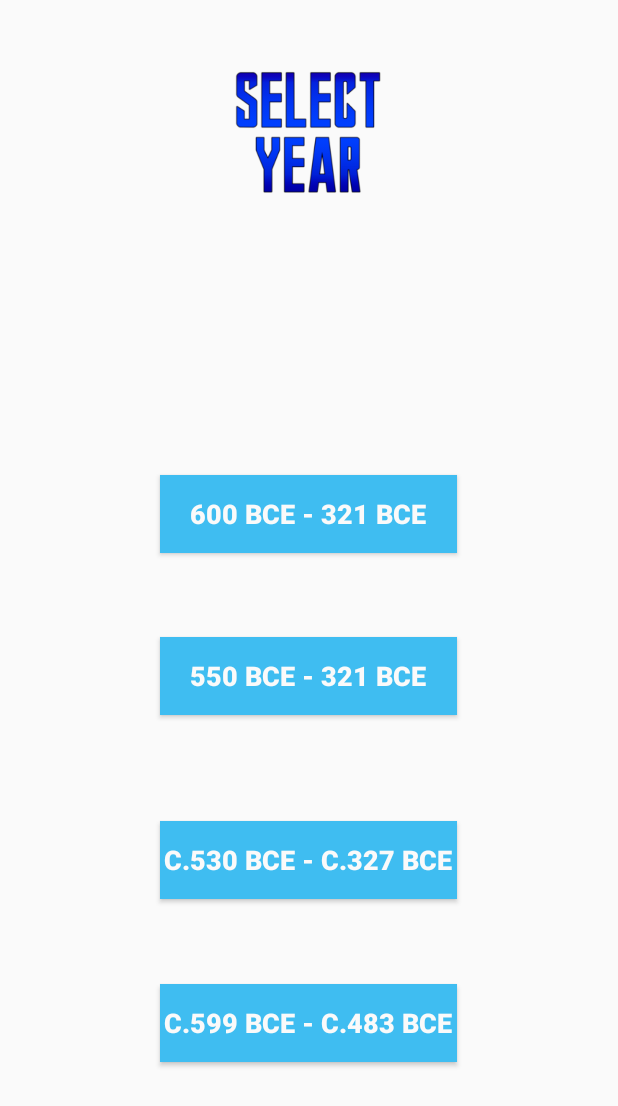
After one commit to tasnimul2/HistoryQuiz, an Android app: the Game2Page2 screen opened directly, with no data from a screen before it, on a phone screen of 412 x 824 dp. The commit adds this screen. Shown: the top 1106 px of the screen. Run offline under Robolectric (Android 15) with nearby library versions, the phone set to English and light mode, and no system bars.

Commit message:
second activity for game two added- year selection + event adder

```diff
--- a/app/src/main/AndroidManifest.xml
+++ b/app/src/main/AndroidManifest.xml
@@ -9,7 +9,8 @@
         android:roundIcon="@mipmap/ic_launcher_round"
         android:supportsRtl="true"
         android:theme="@style/AppTheme">
-        <activity android:name=".Timeline"></activity>
+        <activity android:name=".Game2Page2"></activity>
+        <activity android:name=".Timeline" />
         <activity android:name=".MainActivity">
             <intent-filter>
                 <action android:name="android.intent.action.MAIN" />
--- /dev/null
+++ b/app/src/main/java/com/example/historyquiz/Game2Page2.java
@@ -0,0 +1,186 @@
+package com.example.historyquiz;
+
+import androidx.appcompat.app.AppCompatActivity;
+
+import android.os.Bundle;
+import android.util.Log;
+import android.view.View;
+import android.widget.Button;
+import android.widget.ImageView;
+import android.widget.TextView;
+
+import java.lang.reflect.Array;
+import java.util.ArrayList;
+
+public class Game2Page2 extends AppCompatActivity {
+
+    MainActivity mainActivity = new MainActivity();
+    private Button sixHundredBTN,fiveFiftyBTN,fiveThrityBTN,fiveNintynineBTN,addToTimelineBTN,skipToNextBTN;
+    private ImageView topImageView;
+    private static ArrayList<String> game2Events = new ArrayList<>();
+    private static int elementCounter = 0;
+    private TextView eventShowerTV;
+    private boolean gameOver = false;
+
+
+    //******************************************************************************************************//
+    //                                           GETTERS / SETTERS                                          //
+    //******************************************************************************************************//
+
+    public ArrayList getGame2Events(){
+        return game2Events;
+    }
+
+
+    //******************************************************************************************************//
+    //                        METHODS FOR COMPUTATIONS/ OTHER TASKS (Helper Methods )                       //
+    //******************************************************************************************************//
+
+    public void addAllEvents(){
+        Game2 game2 = new Game2();
+        for(int i = 0; i< 4; i++){
+            game2Events.add(game2.date1(i));
+            game2Events.add(game2.date2(i));
+            game2Events.add(game2.date3(i));
+            game2Events.add(game2.date4(i));
+        }
+    }
+
+    public void loadNextEvent(int elementCounter, ArrayList eventsArray){
+        if (elementCounter == eventsArray.size()) {
+            eventShowerTV.setText("All Events Shown");
+            gameOver = true;
+        } else {
+            eventShowerTV.setText(""+eventsArray.get(elementCounter));
+        }
+    }
+
+
+
+
+
+
+    //*******************************************************************************************************//
+    //                                      METHODS FOR VIEW VISIBILITY                                      //
+    //******************************************************************************************************//
+
+    public void page1visibility(boolean visible){
+
+        if(visible) {
+            sixHundredBTN.setVisibility(View.VISIBLE);
+            fiveFiftyBTN.setVisibility(View.VISIBLE);
+            fiveThrityBTN.setVisibility(View.VISIBLE);
+            fiveNintynineBTN.setVisibility(View.VISIBLE);
+            topImageView.setImageResource(R.drawable.selectyear);
+
+            sixHundredBTN.setEnabled(true);
+            fiveFiftyBTN.setEnabled(true);
+            fiveThrityBTN.setEnabled(true);
+            fiveNintynineBTN.setEnabled(true);
+
+        }
+
+        if(!visible){
+            sixHundredBTN.setVisibility(View.INVISIBLE);
+            fiveFiftyBTN.setVisibility(View.INVISIBLE);
+            fiveThrityBTN.setVisibility(View.INVISIBLE);
+            fiveNintynineBTN.setVisibility(View.INVISIBLE);
+
+            sixHundredBTN.setEnabled(false);
+            fiveFiftyBTN.setEnabled(false);
+            fiveThrityBTN.setEnabled(false);
+            fiveNintynineBTN.setEnabled(false);
+        }
+    }
+
+    public void page2visibility(boolean visible){
+        if(visible){
+            topImageView.setImageResource(R.drawable.doesthisbelonginthetimeline);
+            addToTimelineBTN.setAlpha(1);
+            skipToNextBTN.setAlpha(1);
+            addToTimelineBTN.setVisibility(View.VISIBLE);
+            skipToNextBTN.setVisibility(View.VISIBLE);
+        }
+
+        if(!visible){
+            addToTimelineBTN.setVisibility(View.INVISIBLE);
+            skipToNextBTN.setVisibility(View.INVISIBLE);
+        }
+    }
+
+
+
+
+
+    //*******************************************************************************************************//
+    //                METHODS FOR BUTTON ON-CLICKS   (Methods that make the app work)                       //
+    //         The Methods written above are used to add functionality to the methods listed below          //
+    //******************************************************************************************************//
+
+    public void yearOnClick(View view){
+        //sets the button that is currently being pressed into the variable "buttonPressed"
+        Button buttonPressed = (Button) view;
+        //saves the tag number of that specific button that is pressed into "buttonYear"
+        int year = Integer.parseInt(buttonPressed.getTag().toString());
+        mainActivity.setButtonYear(year);
+        page1visibility(false);
+        page2visibility(true);
+        eventShowerTV.setText(game2Events.get(elementCounter));
+    }
+
+    public void addToTimelineOnClick(View view){
+        if(!gameOver) {
+            mainActivity.setSelectedEvents(game2Events.get(elementCounter));
+            ++elementCounter;
+            loadNextEvent(elementCounter, game2Events);
+        }
+    }
+
+    public void skipTonextOnClick(View view){
+        if(!gameOver){
+            ++elementCounter;
+            loadNextEvent(elementCounter,game2Events);
+        }
+    }
+
+    /* 1) make a review and submit button
+    *  2) add tags for game twos events on the "checkSolution" method for timeline Activity
+    * */
+
+
+
+
+
+    @Override
+    protected void onCreate(Bundle savedInstanceState) {
+        super.onCreate(savedInstanceState);
+        setContentView(R.layout.activity_game2_page2);
+
+        getSupportActionBar().hide();
+        addAllEvents(); // adds all the possible events for game two into an arrayList
+
+        //button initialization
+        sixHundredBTN = findViewById(R.id.sixHundredBTN);
+        fiveFiftyBTN = findViewById(R.id.fiveFiftyBTN);
+        fiveThrityBTN = findViewById(R.id.fiveThrityBTN);
+        fiveNintynineBTN = findViewById(R.id.fiveNintynineBTN);
+        skipToNextBTN = findViewById(R.id.skipToNextBTN);
+        addToTimelineBTN = findViewById(R.id.addToTimelineBTN);
+
+        //ImageView initialization
+        topImageView = findViewById(R.id.topImageView);
+
+        //TextView initialization
+        eventShowerTV = findViewById(R.id.eventShowerTV);
+
+        //set alpha
+        sixHundredBTN.setAlpha(1);
+        fiveFiftyBTN.setAlpha(1);
+        fiveThrityBTN.setAlpha(1);
+        fiveNintynineBTN.setAlpha(1);
+        page1visibility(true);
+
+
+
+    }
+}
--- a/app/src/main/java/com/example/historyquiz/Timeline.java
+++ b/app/src/main/java/com/example/historyquiz/Timeline.java
@@ -54,7 +54,7 @@ public class Timeline extends AppCompatActivity  {
         }//end of else
 
         if(correct){
-            topTextBarTV.setText("");
+            topTextBarTV.setText("Please Take a Screenshot of Result,\n Press Home Button to continue");
             topImageView.setImageResource(R.drawable.correct);
 
         }
@@ -114,7 +114,7 @@ public class Timeline extends AppCompatActivity  {
     public void homeButtonOnClick (View view){
         openMainActivity();
         mainActivity.setElementCounter(0);
-        mainActivity.clearArrayList(mainActivity.getSelectedEventsGame1());
+        mainActivity.clearArrayList(mainActivity.getSelectedEvents());
         mainActivity.setGameOver(false);
         mainActivity.setMinute(0);
         mainActivity.setSecond(0);
@@ -142,7 +142,7 @@ public class Timeline extends AppCompatActivity  {
         * then make a switch statement and set "userSelection" to its correlating game number.
         * ex. if tag # = 1, then userSelection = mainActivity.getSelectedEventsGame1();
         */
-        userSelection = mainActivity.getSelectedEventsGame1();
+        userSelection = mainActivity.getSelectedEvents();
         ArrayAdapter<String> adapter = new ArrayAdapter<String>(this,android.R.layout.simple_list_item_1, userSelection );
         timelineListView.setAdapter(adapter);
 
--- /dev/null
+++ b/app/src/main/res/layout/activity_game2_page2.xml
@@ -0,0 +1,145 @@
+<?xml version="1.0" encoding="utf-8"?>
+<androidx.constraintlayout.widget.ConstraintLayout xmlns:android="http://schemas.android.com/apk/res/android"
+    xmlns:app="http://schemas.android.com/apk/res-auto"
+    xmlns:tools="http://schemas.android.com/tools"
+    android:layout_width="match_parent"
+    android:layout_height="match_parent"
+    tools:context=".Game2Page2">
+
+    <ImageView
+        android:id="@+id/topImageView"
+        android:layout_width="274dp"
+        android:layout_height="144dp"
+        app:layout_constraintBottom_toBottomOf="parent"
+        app:layout_constraintEnd_toEndOf="parent"
+        app:layout_constraintHorizontal_bias="0.496"
+        app:layout_constraintStart_toStartOf="parent"
+        app:layout_constraintTop_toTopOf="parent"
+        app:layout_constraintVertical_bias="0.027"
+        app:srcCompat="@drawable/selectyear" />
+
+    <Button
+        android:id="@+id/sixHundredBTN"
+        android:layout_width="198dp"
+        android:layout_height="52dp"
+        android:alpha="0"
+        android:background="#3FBDF1"
+        android:onClick="yearOnClick"
+        android:tag="600"
+        android:text="600 BCE - 321 BCE"
+        android:textColor="#FAFAFA"
+        android:textSize="18sp"
+        android:textStyle="bold"
+        app:layout_constraintBottom_toBottomOf="parent"
+        app:layout_constraintEnd_toEndOf="parent"
+        app:layout_constraintHorizontal_bias="0.497"
+        app:layout_constraintStart_toStartOf="parent"
+        app:layout_constraintTop_toTopOf="parent"
+        app:layout_constraintVertical_bias="0.41000003" />
+
+    <Button
+        android:id="@+id/fiveFiftyBTN"
+        android:layout_width="198dp"
+        android:layout_height="52dp"
+        android:alpha="0"
+        android:background="#3FBDF1"
+        android:onClick="yearOnClick"
+        android:tag="550"
+        android:text="550 BCE - 321 BCE"
+        android:textAllCaps="true"
+        android:textColor="#FAFAFA"
+        android:textSize="18sp"
+        android:textStyle="bold"
+        app:layout_constraintBottom_toBottomOf="parent"
+        app:layout_constraintEnd_toEndOf="parent"
+        app:layout_constraintHorizontal_bias="0.497"
+        app:layout_constraintStart_toStartOf="parent"
+        app:layout_constraintTop_toTopOf="parent"
+        app:layout_constraintVertical_bias="0.55" />
+
+    <Button
+        android:id="@+id/fiveThrityBTN"
+        android:layout_width="198dp"
+        android:layout_height="52dp"
+        android:alpha="0"
+        android:background="#3FBDF1"
+        android:onClick="yearOnClick"
+        android:tag="530"
+        android:text="c.530 BCE - c.327 BCE"
+        android:textColor="#FAFAFA"
+        android:textSize="18sp"
+        android:textStyle="bold"
+        app:layout_constraintBottom_toBottomOf="parent"
+        app:layout_constraintEnd_toEndOf="parent"
+        app:layout_constraintHorizontal_bias="0.497"
+        app:layout_constraintStart_toStartOf="parent"
+        app:layout_constraintTop_toTopOf="parent"
+        app:layout_constraintVertical_bias="0.709" />
+
+    <Button
+        android:id="@+id/fiveNintynineBTN"
+        android:layout_width="198dp"
+        android:layout_height="52dp"
+        android:alpha="0"
+        android:background="#3FBDF1"
+        android:onClick="yearOnClick"
+        android:tag="599"
+        android:text="c.599 BCE - c.483 BCE"
+        android:textColor="#FAFAFA"
+        android:textSize="18sp"
+        android:textStyle="bold"
+        app:layout_constraintBottom_toBottomOf="parent"
+        app:layout_constraintEnd_toEndOf="parent"
+        app:layout_constraintHorizontal_bias="0.497"
+        app:layout_constraintStart_toStartOf="parent"
+        app:layout_constraintTop_toTopOf="parent"
+        app:layout_constraintVertical_bias="0.85" />
+
+    <Button
+        android:id="@+id/addToTimelineBTN"
+        android:layout_width="229dp"
+        android:layout_height="53dp"
+        android:alpha="0"
+        android:background="#4CAF50"
+        android:onClick="addToTimelineOnClick"
+        android:text="Yes, Add to Timeline"
+        android:textAllCaps="true"
+        android:textSize="16sp"
+        android:textStyle="bold"
+        app:layout_constraintBottom_toBottomOf="parent"
+        app:layout_constraintEnd_toEndOf="parent"
+        app:layout_constraintHorizontal_bias="0.498"
+        app:layout_constraintStart_toStartOf="parent"
+        app:layout_constraintTop_toTopOf="parent"
+        app:layout_constraintVertical_bias="0.664" />
+
+    <Button
+        android:id="@+id/skipToNextBTN"
+        android:layout_width="229dp"
+        android:layout_height="53dp"
+        android:alpha="0"
+        android:background="#E91E47"
+        android:onClick="skipTonextOnClick"
+        android:text="Nope, Show Next Event"
+        android:textAllCaps="true"
+        android:textSize="16sp"
+        android:textStyle="bold"
+        app:layout_constraintBottom_toBottomOf="parent"
+        app:layout_constraintEnd_toEndOf="parent"
+        app:layout_constraintStart_toStartOf="parent"
+        app:layout_constraintTop_toTopOf="parent"
+        app:layout_constraintVertical_bias="0.825" />
+
+    <TextView
+        android:id="@+id/eventShowerTV"
+        android:layout_width="wrap_content"
+        android:layout_height="wrap_content"
+        android:gravity="center"
+        app:layout_constraintBottom_toBottomOf="parent"
+        app:layout_constraintEnd_toEndOf="parent"
+        app:layout_constraintHorizontal_bias="0.498"
+        app:layout_constraintStart_toStartOf="parent"
+        app:layout_constraintTop_toTopOf="parent"
+        app:layout_constraintVertical_bias="0.474" />
+
+</androidx.constraintlayout.widget.ConstraintLayout>
--- a/app/src/main/res/layout/activity_main.xml
+++ b/app/src/main/res/layout/activity_main.xml
@@ -124,6 +124,7 @@
         android:layout_height="52dp"
         android:alpha="1"
         android:background="@drawable/gametwocenter"
+        android:onClick="gameTwoOnClick"
         android:textColor="#FAFAFA"
         android:textSize="24sp"
         android:textStyle="bold"
@@ -229,10 +230,13 @@
         android:id="@+id/timeTV"
         android:layout_width="wrap_content"
         android:layout_height="wrap_content"
+        android:textAllCaps="true"
+        android:textSize="18sp"
+        android:textStyle="bold|italic"
         app:layout_constraintBottom_toBottomOf="parent"
         app:layout_constraintEnd_toEndOf="parent"
         app:layout_constraintStart_toStartOf="parent"
         app:layout_constraintTop_toTopOf="parent"
-        app:layout_constraintVertical_bias="0.04000002" />
+        app:layout_constraintVertical_bias="0.24000001" />
 
 </androidx.constraintlayout.widget.ConstraintLayout>
```
Also changed, not shown: app/src/main/java/com/example/historyquiz/MainActivity.java (+47 -35 lines), app/src/main/res/layout/activity_timeline.xml (+10 -2 lines).
